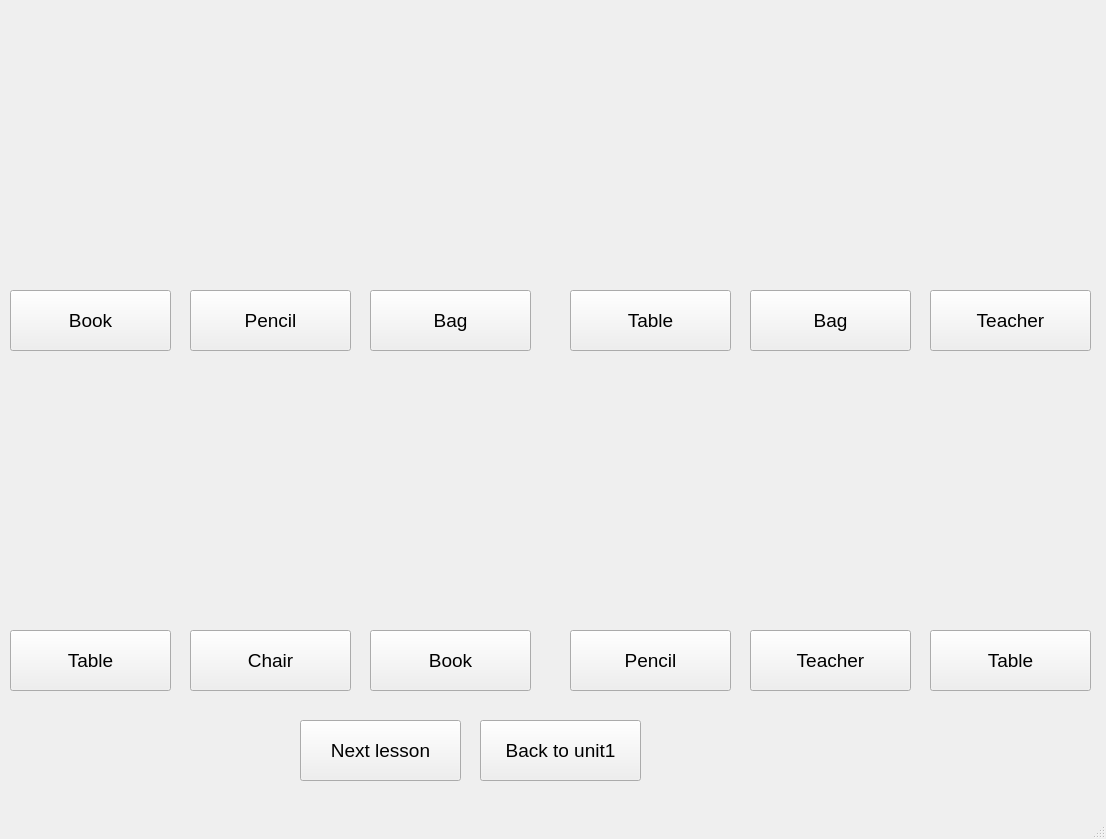
First picture: the form in SPCK/Gui/school5.ui, repository trongphuc1/TL-C4K-PTI01-, before the edit.
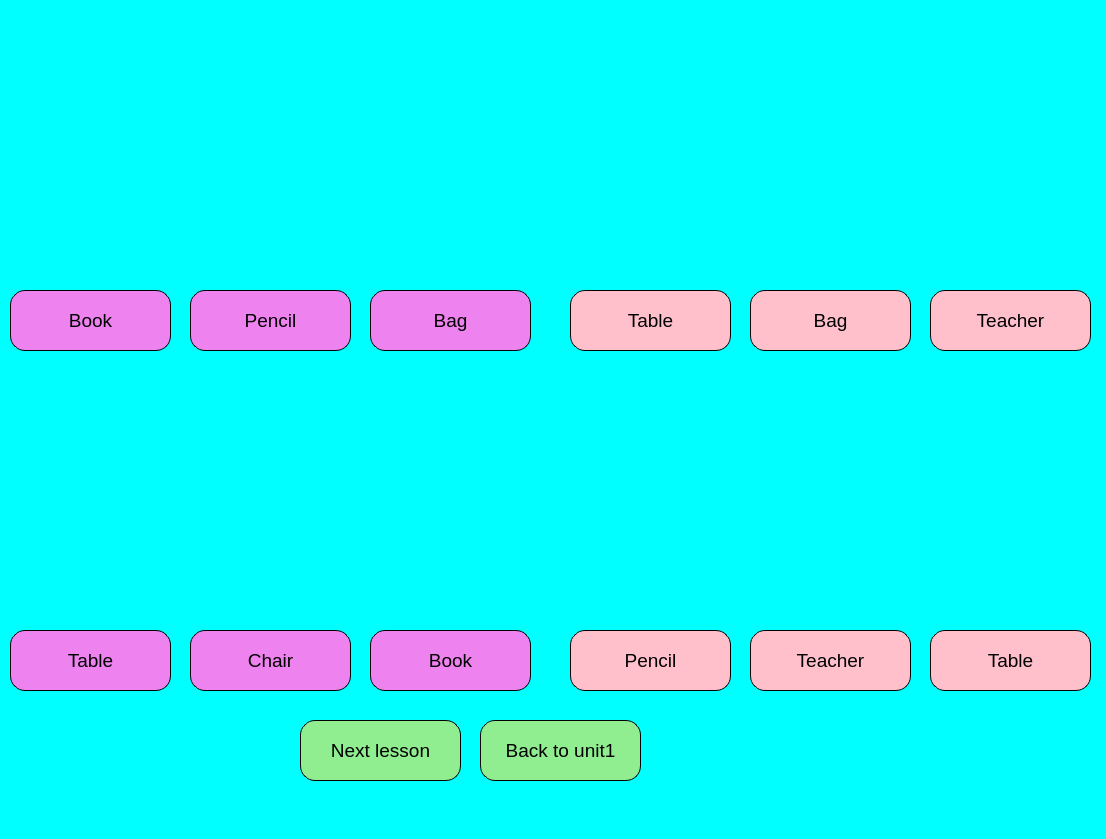
Second picture: the form after the edit. Icons and pictures are not drawn.

Patch:
```diff
--- a/SPCK/Gui/school5.ui
+++ b/SPCK/Gui/school5.ui
@@ -13,6 +13,10 @@
   <property name="windowTitle">
    <string>MainWindow</string>
   </property>
+  <property name="styleSheet">
+   <string notr="true">
+    background-color:rgb(0, 255, 255);</string>
+  </property>
   <widget class="QWidget" name="centralwidget">
    <widget class="QLabel" name="label_4">
     <property name="geometry">
@@ -47,6 +51,12 @@
       <pointsize>14</pointsize>
      </font>
     </property>
+    <property name="styleSheet">
+     <string notr="true">    border-radius: 15px;
+    border: 1px solid black;
+    padding: 5px;
+    background-color: lightgreen;</string>
+    </property>
     <property name="text">
      <string>Back to unit1</string>
     </property>
@@ -65,6 +75,12 @@
       <pointsize>14</pointsize>
      </font>
     </property>
+    <property name="styleSheet">
+     <string notr="true">    border-radius: 15px;
+    border: 1px solid black;
+    padding: 5px;
+    background-color: lightgreen;</string>
+    </property>
     <property name="text">
      <string>Next lesson</string>
     </property>
@@ -83,6 +99,12 @@
       <pointsize>14</pointsize>
      </font>
     </property>
+    <property name="styleSheet">
+     <string notr="true">    border-radius: 15px;
+    border: 1px solid black;
+    padding: 5px;
+    background-color: violet;</string>
+    </property>
     <property name="text">
      <string>Bag</string>
     </property>
@@ -101,6 +123,12 @@
       <pointsize>14</pointsize>
      </font>
     </property>
+    <property name="styleSheet">
+     <string notr="true">    border-radius: 15px;
+    border: 1px solid black;
+    padding: 5px;
+    background-color: violet;</string>
+    </property>
     <property name="text">
      <string>Book</string>
     </property>
@@ -119,6 +147,12 @@
       <pointsize>14</pointsize>
      </font>
     </property>
+    <property name="styleSheet">
+     <string notr="true">    border-radius: 15px;
+    border: 1px solid black;
+    padding: 5px;
+    background-color: violet;</string>
+    </property>
     <property name="text">
      <string>Pencil</string>
     </property>
@@ -156,6 +190,12 @@
       <pointsize>14</pointsize>
      </font>
     </property>
+    <property name="styleSheet">
+     <string notr="true">    border-radius: 15px;
+    border: 1px solid black;
+    padding: 5px;
+    background-color: pink;</string>
+    </property>
     <property name="text">
      <string>Table</string>
     </property>
@@ -174,6 +214,12 @@
       <pointsize>14</pointsize>
      </font>
     </property>
+    <property name="styleSheet">
+     <string notr="true">    border-radius: 15px;
+    border: 1px solid black;
+    padding: 5px;
+    background-color: pink;</string>
+    </property>
     <property name="text">
      <string>Teacher</string>
     </property>
@@ -192,6 +238,12 @@
       <pointsize>14</pointsize>
      </font>
     </property>
+    <property name="styleSheet">
+     <string notr="true">    border-radius: 15px;
+    border: 1px solid black;
+    padding: 5px;
+    background-color: pink;</string>
+    </property>
     <property name="text">
      <string>Bag</string>
     </property>
@@ -210,6 +262,12 @@
       <pointsize>14</pointsize>
      </font>
     </property>
+    <property name="styleSheet">
+     <string notr="true">    border-radius: 15px;
+    border: 1px solid black;
+    padding: 5px;
+    background-color: violet;</string>
+    </property>
     <property name="text">
      <string>Chair</string>
     </property>
@@ -228,6 +286,12 @@
       <pointsize>14</pointsize>
      </font>
     </property>
+    <property name="styleSheet">
+     <string notr="true">    border-radius: 15px;
+    border: 1px solid black;
+    padding: 5px;
+    background-color: violet;</string>
+    </property>
     <property name="text">
      <string>Book</string>
     </property>
@@ -265,6 +329,12 @@
       <pointsize>14</pointsize>
      </font>
     </property>
+    <property name="styleSheet">
+     <string notr="true">    border-radius: 15px;
+    border: 1px solid black;
+    padding: 5px;
+    background-color: violet;</string>
+    </property>
     <property name="text">
      <string>Table</string>
     </property>
@@ -283,6 +353,12 @@
       <pointsize>14</pointsize>
      </font>
     </property>
+    <property name="styleSheet">
+     <string notr="true">    border-radius: 15px;
+    border: 1px solid black;
+    padding: 5px;
+    background-color: pink;</string>
+    </property>
     <property name="text">
      <string>Teacher</string>
     </property>
@@ -301,6 +377,12 @@
       <pointsize>14</pointsize>
      </font>
     </property>
+    <property name="styleSheet">
+     <string notr="true">    border-radius: 15px;
+    border: 1px solid black;
+    padding: 5px;
+    background-color: pink;</string>
+    </property>
     <property name="text">
      <string>Pencil</string>
     </property>
@@ -319,6 +401,12 @@
       <pointsize>14</pointsize>
      </font>
     </property>
+    <property name="styleSheet">
+     <string notr="true">    border-radius: 15px;
+    border: 1px solid black;
+    padding: 5px;
+    background-color: pink;</string>
+    </property>
     <property name="text">
      <string>Table</string>
     </property>
```
